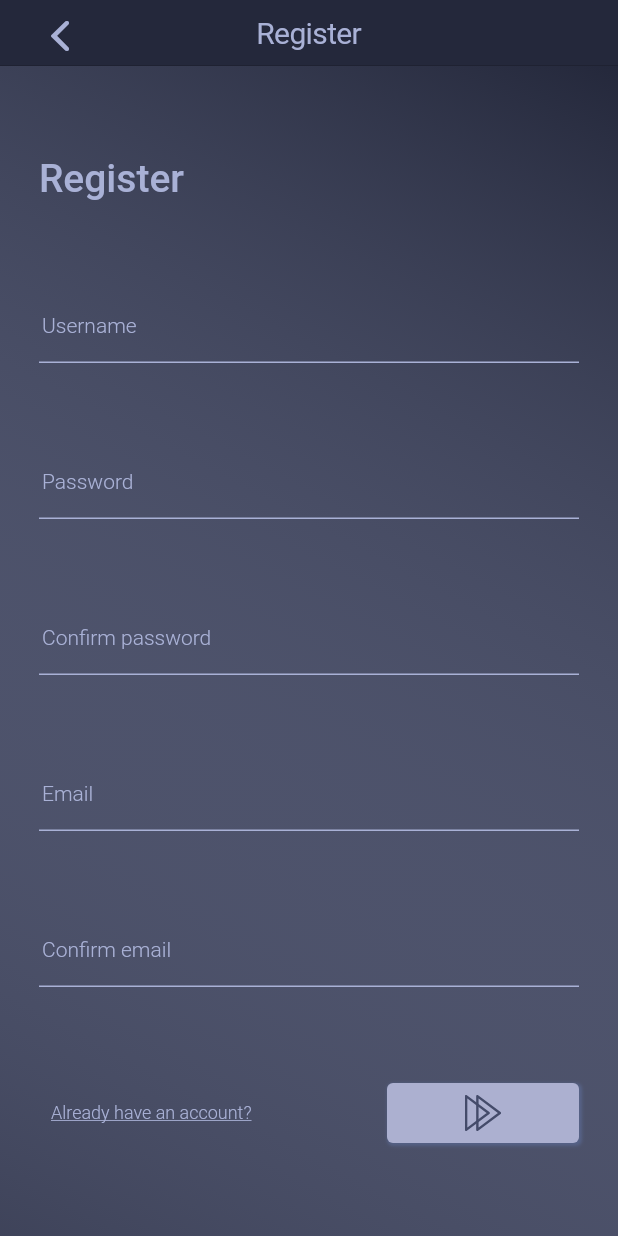
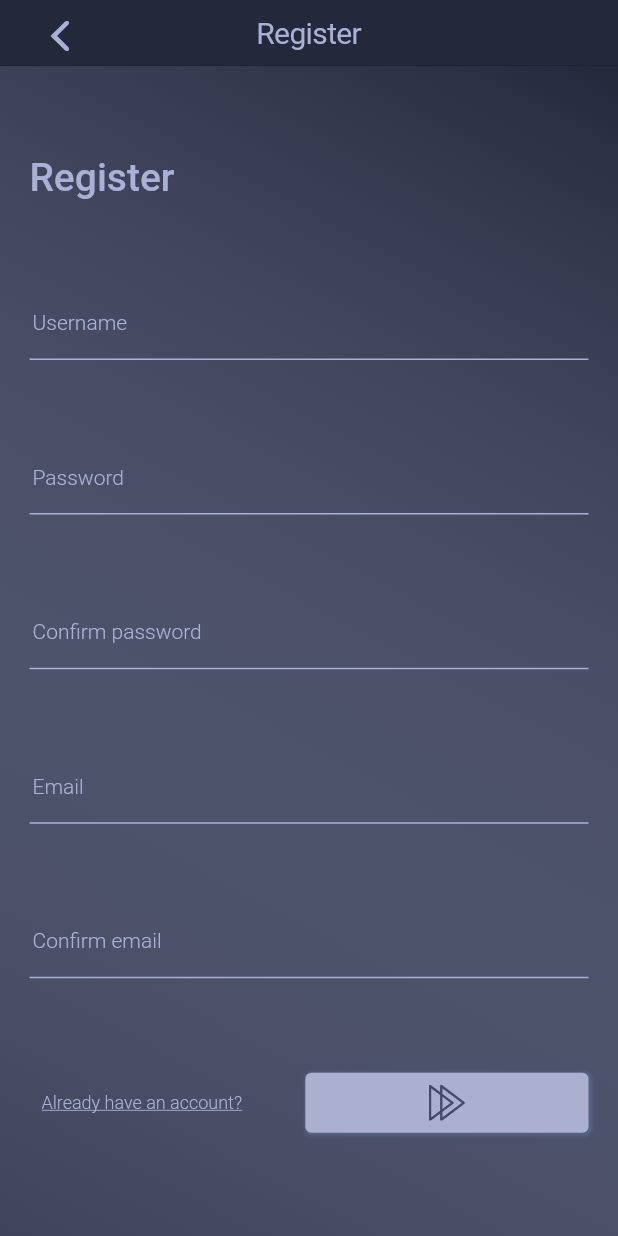
Before and after one commit to kkuriboh/jogo-do-bicho, a Flutter app: the screen it shows after launch, after a tap on "Don't have an account?", on a phone screen of 412 x 824 dp. Run offline on Flutter 3.47's test engine with Material 2 defaults, Android fonts, the phone set to English and light mode, and no system bars; our stand-ins replace flutter_svg.

Commit message:
both screens are responsive now

```diff
--- a/lib/main.dart
+++ b/lib/main.dart
@@ -1,7 +1,7 @@
 import 'package:flutter/cupertino.dart';
 import 'package:flutter/material.dart';
 import 'package:jogo_do_bicho/route_generator.dart';
-import 'pages/login/login.dart';
+import 'pages/login/login_page.dart';
 
 void main() {
   runApp(const MyApp());
--- a/lib/pages/login/login.dart
+++ b/lib/pages/login/login_page.dart
@@ -3,6 +3,8 @@ import 'package:flutter_svg/flutter_svg.dart';
 
 import 'package:jogo_do_bicho/shared/themes/app_colors.dart';
 import 'package:jogo_do_bicho/shared/themes/app_images.dart';
+import 'package:jogo_do_bicho/shared/utils/get_screen_percentage.dart';
+import 'package:jogo_do_bicho/shared/widgets/ConfirmButton/confirm_button.dart';
 import 'package:jogo_do_bicho/shared/widgets/InputText/input_text_widget.dart';
 
 class LoginPage extends StatelessWidget {
@@ -11,6 +13,8 @@ class LoginPage extends StatelessWidget {
   @override
   Widget build(BuildContext context) {
     final size = MediaQuery.of(context).size;
+    final hSixty = getScreenPercentage(size, 60, false);
+    // final hFiftySix = getScreenPercentage(size, 56, false);
     return Scaffold(
       body: Container(
         color: AppColors.background,
@@ -34,7 +38,8 @@ class LoginPage extends StatelessWidget {
                   ),
                 ),
                 Padding(
-                  padding: const EdgeInsets.symmetric(horizontal: 26),
+                  padding: EdgeInsets.symmetric(
+                      horizontal: getScreenPercentage(size, 26, true)),
                   child: Column(
                     children: [
                       Container(
@@ -48,14 +53,14 @@ class LoginPage extends StatelessWidget {
                           ),
                         ),
                       ),
-                      const SizedBox(height: 60),
+                      SizedBox(height: hSixty),
                       const InputTextWidget(label: 'Username'),
-                      const SizedBox(height: 56),
+                      SizedBox(height: getScreenPercentage(size, 56, false)),
                       const InputTextWidget(
                         label: 'Password',
                         password: true,
                       ),
-                      const SizedBox(height: 60),
+                      SizedBox(height: hSixty),
                       Row(
                         mainAxisAlignment: MainAxisAlignment.spaceBetween,
                         children: [
@@ -63,41 +68,17 @@ class LoginPage extends StatelessWidget {
                             onPressed: () {
                               Navigator.of(context).pushNamed('/register');
                             },
-                            child: const Text(
+                            child: Text(
                               "Don't have an account?",
                               style: TextStyle(
                                 color: AppColors.foreground,
                                 fontWeight: FontWeight.w300,
-                                fontSize: 12,
+                                fontSize: size.width <= 360 ? 10 : 12,
                                 decoration: TextDecoration.underline,
                               ),
                             ),
                           ),
-                          Container(
-                            padding: const EdgeInsets.symmetric(
-                              vertical: 8,
-                              horizontal: 52,
-                            ),
-                            decoration: const BoxDecoration(
-                              color: AppColors.brWhite,
-                              borderRadius: BorderRadius.all(
-                                Radius.circular(4),
-                              ),
-                              boxShadow: [
-                                BoxShadow(
-                                  color: Color(0x337AA2F7),
-                                  blurRadius: 1,
-                                  spreadRadius: 1,
-                                  offset: Offset(1, 1),
-                                ),
-                              ],
-                            ),
-                            child: SvgPicture.asset(
-                              AppImages.arrow,
-                              width: 24,
-                              height: 24,
-                            ),
-                          ),
+                          ConfirmButtonWidget(size: size)
                         ],
                       )
                     ],
--- a/lib/pages/register/register_page.dart
+++ b/lib/pages/register/register_page.dart
@@ -4,6 +4,8 @@ import 'package:flutter_svg/flutter_svg.dart';
 
 import 'package:jogo_do_bicho/shared/themes/app_colors.dart';
 import 'package:jogo_do_bicho/shared/themes/app_images.dart';
+import 'package:jogo_do_bicho/shared/utils/get_screen_percentage.dart';
+import 'package:jogo_do_bicho/shared/widgets/ConfirmButton/confirm_button.dart';
 import 'package:jogo_do_bicho/shared/widgets/InputText/input_text_widget.dart';
 
 class RegisterPage extends StatelessWidget {
@@ -11,7 +13,12 @@ class RegisterPage extends StatelessWidget {
 
   @override
   Widget build(BuildContext context) {
-    // final size = MediaQuery.of(context).size;
+    final size = MediaQuery.of(context).size;
+    final hSixty = getScreenPercentage(size, 60, false);
+    final hFiftySix = getScreenPercentage(size, 56, false);
+    // print({'---------------------\nhSixty': hSixty, '\nhFiftySix': hFiftySix});
+    // print("banana:" + getScreenPercentage(size, 26, true).toString());
+    // print(size.width);
     return Scaffold(
       appBar: CupertinoNavigationBar(
         backgroundColor: AppColors.background,
@@ -31,7 +38,8 @@ class RegisterPage extends StatelessWidget {
           onPressed: () {
             Navigator.pop(context);
           },
-          )),
+        ),
+      ),
       body: Container(
         color: AppColors.background,
         child: Container(
@@ -42,14 +50,16 @@ class RegisterPage extends StatelessWidget {
               colors: [AppColors.background, Color(0x33A9B1D6)],
             ),
           ),
-          child: ListView(children: <Widget>[
+          child: ListView(
+            children: <Widget>[
               Column(
                 children: [
                   Padding(
-                  padding: const EdgeInsets.symmetric(horizontal: 26),
+                    padding: EdgeInsets.symmetric(
+                        horizontal: getScreenPercentage(size, 20, true)),
                     child: Column(
                       children: [
-                      const SizedBox(height: 60),
+                        SizedBox(height: hSixty),
                         Container(
                           alignment: Alignment.centerLeft,
                           child: const Text(
@@ -61,63 +71,39 @@ class RegisterPage extends StatelessWidget {
                             ),
                           ),
                         ),
-                      const SizedBox(height: 60),
+                        SizedBox(height: hSixty),
                         const InputTextWidget(label: 'Username'),
-                      const SizedBox(height: 56),
+                        SizedBox(height: hFiftySix),
                         const InputTextWidget(
                           label: 'Password',
                           password: true,
                         ),
-                      const SizedBox(height: 56),
+                        SizedBox(height: hFiftySix),
                         const InputTextWidget(
                           label: 'Confirm password',
                           password: true,
                         ),
-                      const SizedBox(height: 56),
+                        SizedBox(height: hFiftySix),
                         const InputTextWidget(label: "Email"),
-                      const SizedBox(height: 56),
+                        SizedBox(height: hFiftySix),
                         const InputTextWidget(label: "Confirm email"),
-                      const SizedBox(height: 60),
+                        SizedBox(height: hSixty),
                         Row(
                           mainAxisAlignment: MainAxisAlignment.spaceBetween,
                           children: [
                             TextButton(
                               onPressed: () => Navigator.pop(context),
-                            child: const Text(
+                              child: Text(
                                 "Already have an account?",
                                 style: TextStyle(
                                   color: AppColors.foreground,
                                   fontWeight: FontWeight.w300,
-                                fontSize: 12,
+                                  fontSize: size.width <= 360 ? 10 : 12,
                                   decoration: TextDecoration.underline,
                                 ),
                               ),
                             ),
-                          Container(
-                            padding: const EdgeInsets.symmetric(
-                              vertical: 8,
-                              horizontal: 52,
-                            ),
-                            decoration: const BoxDecoration(
-                              color: AppColors.brWhite,
-                              borderRadius: BorderRadius.all(
-                                Radius.circular(4),
-                              ),
-                              boxShadow: [
-                                BoxShadow(
-                                  color: Color(0x337AA2F7),
-                                  blurRadius: 1,
-                                  spreadRadius: 1,
-                                  offset: Offset(1, 1),
-                                ),
-                              ],
-                            ),
-                            child: SvgPicture.asset(
-                              AppImages.arrow,
-                              width: 24,
-                              height: 24,
-                            ),
-                          ),
+                            ConfirmButtonWidget(size: size)
                           ],
                         )
                       ],
@@ -125,7 +111,8 @@ class RegisterPage extends StatelessWidget {
                   ),
                 ],
               ),
-          ]),
+            ],
+          ),
         ),
       ),
     );
--- a/lib/route_generator.dart
+++ b/lib/route_generator.dart
@@ -1,5 +1,5 @@
 import 'package:flutter/material.dart';
-import 'package:jogo_do_bicho/pages/login/login.dart';
+import 'package:jogo_do_bicho/pages/login/login_page.dart';
 import 'package:jogo_do_bicho/pages/register/register_page.dart';
 
 class RouteGenerator {
--- /dev/null
+++ b/lib/shared/utils/get_screen_percentage.dart
@@ -0,0 +1,15 @@
+import 'dart:math';
+
+import 'package:flutter/widgets.dart';
+
+double getScreenPercentage(Size size, int value, bool? isWidth) {
+  double result;
+  num mod = pow(10.0, 2);
+
+  if (isWidth != null && isWidth) {
+    result = size.width * (value / (436 / 100) / 100);
+  }
+  result = size.height * (value / (838 / 100) / 100);
+
+  return ((result * mod).round().toDouble() / mod);
+}
--- /dev/null
+++ b/lib/shared/widgets/ConfirmButton/confirm_button.dart
@@ -0,0 +1,38 @@
+import 'package:flutter/widgets.dart';
+import 'package:flutter_svg/svg.dart';
+import 'package:jogo_do_bicho/shared/themes/app_colors.dart';
+import 'package:jogo_do_bicho/shared/themes/app_images.dart';
+
+class ConfirmButtonWidget extends StatelessWidget {
+  final Size size;
+  const ConfirmButtonWidget({Key? key, required this.size}) : super(key: key);
+
+  @override
+  Widget build(BuildContext context) {
+    return Container(
+      padding: EdgeInsets.symmetric(
+        vertical: 8,
+        horizontal: size.width * 0.2,
+      ),
+      decoration: const BoxDecoration(
+        color: AppColors.brWhite,
+        borderRadius: BorderRadius.all(
+          Radius.circular(4),
+        ),
+        boxShadow: [
+          BoxShadow(
+            color: Color(0x337AA2F7),
+            blurRadius: 1,
+            spreadRadius: 1,
+            offset: Offset(1, 1),
+          ),
+        ],
+      ),
+      child: SvgPicture.asset(
+        AppImages.arrow,
+        width: 24,
+        height: 24,
+      ),
+    );
+  }
+}
```
Lines whose indentation alone changed are shown as unchanged.
